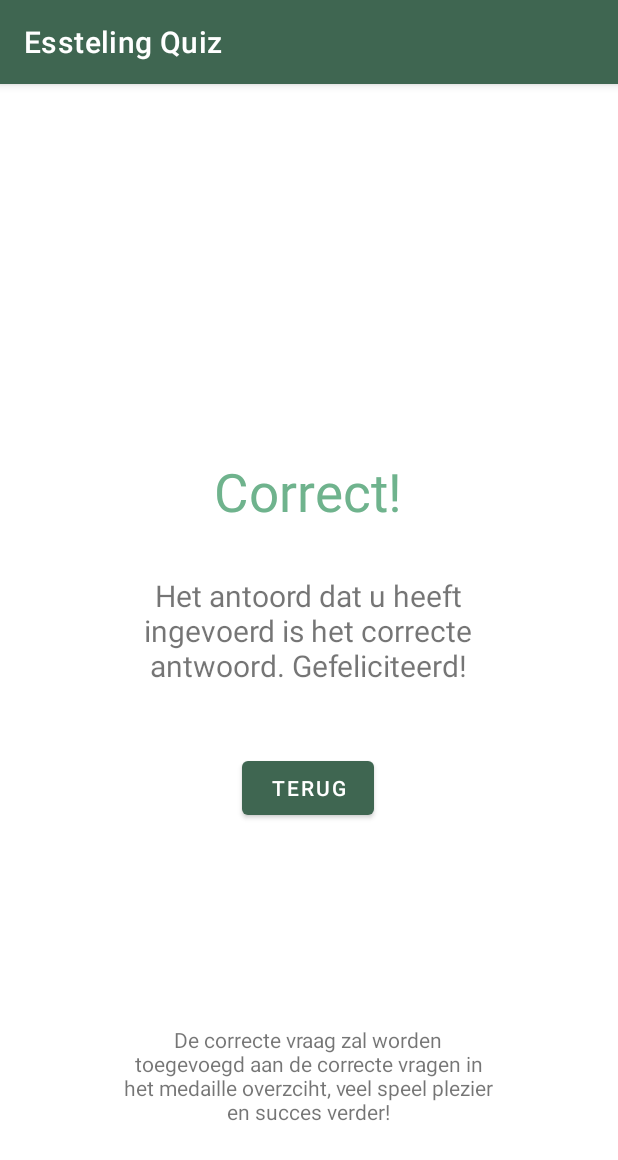
After one commit to TI-proftaak-MB-A3/android-app, an Android app: the feedbackPassed screen opened directly, with no data from a screen before it, on a phone screen of 412 x 824 dp. The commit adds this screen. Shown: the top 1160 px of the screen. Run offline under Robolectric (Android 15) with nearby library versions, the phone set to English and light mode, and no system bars.

Commit message:
Created 2 new activities for feedback

```diff
--- /dev/null
+++ b/app/src/main/java/nl/avans/ti/feedbackPassed.java
@@ -0,0 +1,21 @@
+package nl.avans.ti;
+
+import androidx.appcompat.app.AppCompatActivity;
+
+import android.content.Intent;
+import android.os.Bundle;
+import android.view.View;
+
+public class feedbackPassed extends AppCompatActivity {
+
+    @Override
+    protected void onCreate(Bundle savedInstanceState) {
+        super.onCreate(savedInstanceState);
+        setContentView(R.layout.activity_feedback_passed);
+    }
+
+    public void backToHome(View view) {
+        Intent openHomeIntent = new Intent(this, MainActivity.class);
+        startActivity(openHomeIntent);
+    }
+}
--- /dev/null
+++ b/app/src/main/res/layout/activity_feedback_passed.xml
@@ -0,0 +1,60 @@
+<?xml version="1.0" encoding="utf-8"?>
+<androidx.constraintlayout.widget.ConstraintLayout
+    xmlns:android="http://schemas.android.com/apk/res/android"
+    xmlns:app="http://schemas.android.com/apk/res-auto"
+    xmlns:tools="http://schemas.android.com/tools"
+    android:layout_width="match_parent"
+    android:layout_height="match_parent"
+    tools:context=".feedbackPassed">
+
+    <TextView
+        android:id="@+id/textview_passed"
+        android:layout_width="wrap_content"
+        android:layout_height="wrap_content"
+        android:layout_marginTop="248dp"
+        android:text="Correct!"
+        android:textSize="35sp"
+        android:textColor="@color/Green_400"
+        app:layout_constraintEnd_toEndOf="parent"
+        app:layout_constraintHorizontal_bias="0.498"
+        app:layout_constraintStart_toStartOf="parent"
+        app:layout_constraintTop_toTopOf="parent" />
+
+    <TextView
+        android:id="@+id/textview_congrats_message"
+        android:layout_width="250dp"
+        android:layout_height="wrap_content"
+        android:gravity="center"
+        android:layout_marginTop="32dp"
+        android:text="Het antoord dat u heeft ingevoerd is het correcte antwoord. Gefeliciteerd!"
+        android:textSize="20sp"
+        app:layout_constraintEnd_toEndOf="parent"
+        app:layout_constraintHorizontal_bias="0.496"
+        app:layout_constraintStart_toStartOf="parent"
+        app:layout_constraintTop_toBottomOf="@id/textview_passed" />
+
+    <Button
+        android:id="@+id/button_back"
+        android:layout_width="wrap_content"
+        android:layout_height="wrap_content"
+        android:text="Terug"
+        android:onClick="backToHome"
+        android:layout_marginTop="44dp"
+        app:layout_constraintEnd_toEndOf="parent"
+        app:layout_constraintHorizontal_bias="0.498"
+        app:layout_constraintStart_toStartOf="parent"
+        app:layout_constraintTop_toBottomOf="@id/textview_congrats_message" />
+
+    <TextView
+        android:layout_width="250dp"
+        android:layout_height="wrap_content"
+        android:gravity="center"
+        android:text="De correcte vraag zal worden toegevoegd aan de correcte vragen in het medaille overzciht, veel speel plezier en succes verder!"
+        app:layout_constraintBottom_toBottomOf="parent"
+        app:layout_constraintEnd_toEndOf="parent"
+        app:layout_constraintHorizontal_bias="0.496"
+        app:layout_constraintStart_toStartOf="parent"
+        app:layout_constraintTop_toBottomOf="@id/button_back"
+        app:layout_constraintVertical_bias="0.645" />
+
+</androidx.constraintlayout.widget.ConstraintLayout>
--- a/app/src/main/res/values/colors.xml
+++ b/app/src/main/res/values/colors.xml
@@ -5,6 +5,7 @@
     <color name="Green_400">#FF6FB38D</color>
     <color name="Green_500">#FF3F6651</color>
     <color name="Green_700">#FF1F6E42</color>
+    <color name="Red_700">#cc0000</color>
     <color name="black">#FF000000</color>
     <color name="white">#FFFFFFFF</color>
 </resources>
```
Also changed, not shown: app/src/main/AndroidManifest.xml (+7 -6 lines), app/src/main/java/nl/avans/ti/feedbackFailed.java (added, +21 -0 lines), app/src/main/res/layout/activity_feedback_failed.xml (added, +59 -0 lines).
